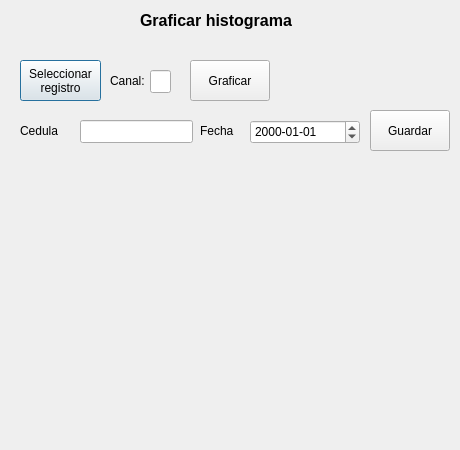
Qt form gui/histograma.ui (santi-ago/Info2) before a commit.
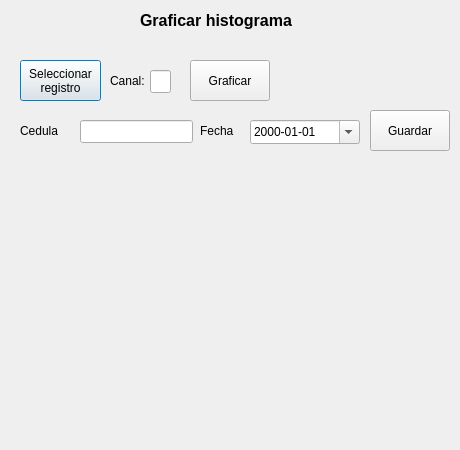
The same form after that commit.

Diff of the .ui file:
```diff
--- a/gui/histograma.ui
+++ b/gui/histograma.ui
@@ -119,6 +119,9 @@
    <property name="displayFormat">
     <string>yyyy-MM-dd</string>
    </property>
+   <property name="calendarPopup">
+    <bool>true</bool>
+   </property>
   </widget>
   <widget class="QLineEdit" name="cedula">
    <property name="geometry">
```
